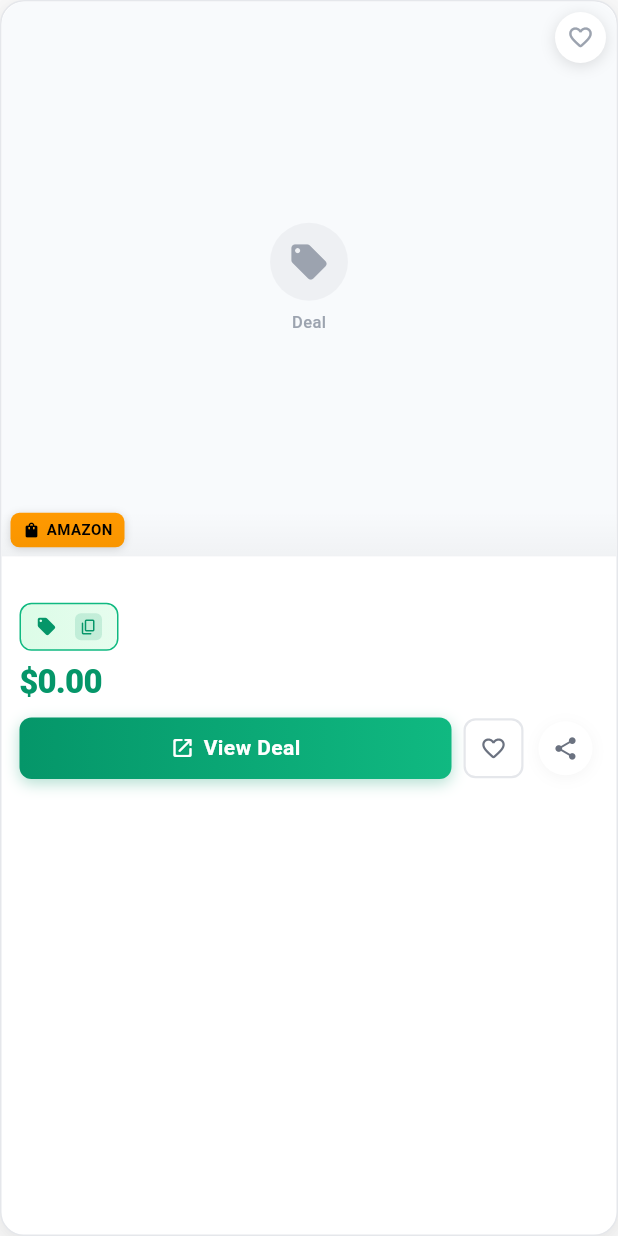
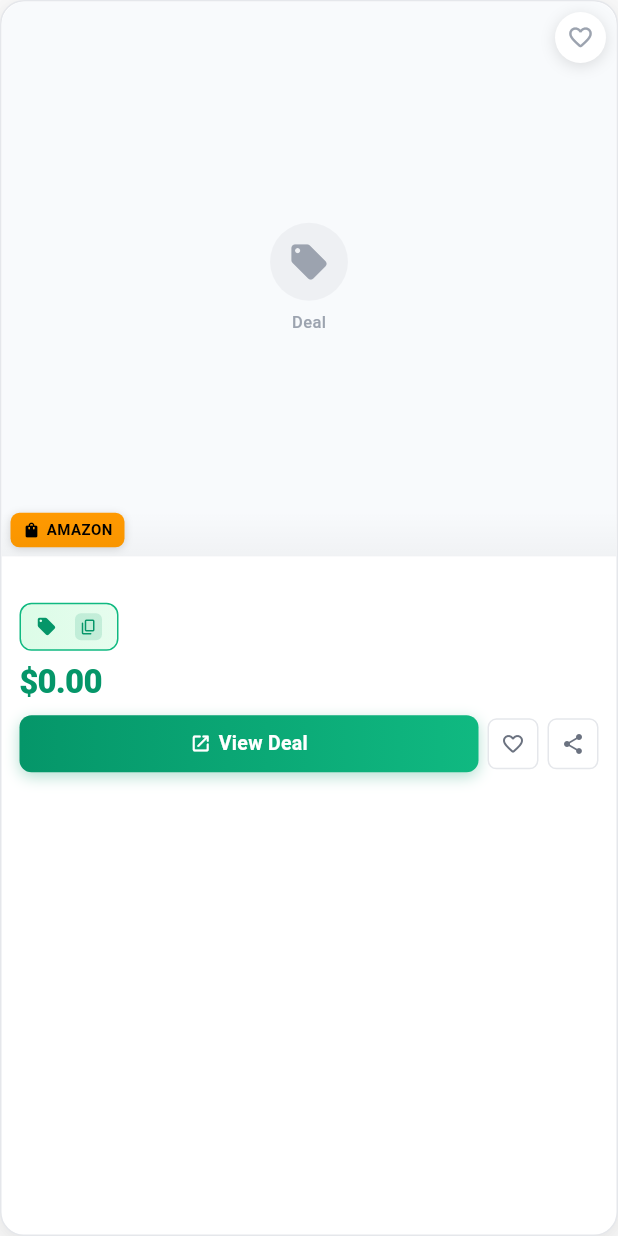
Before and after one commit to baytechie/deal-hunter-repo2, a Flutter app: the DealCard widget shown alone on an empty page, opened directly with empty values, on a phone screen of 412 x 824 dp. Run offline on Flutter 3.47's test engine with Material 3 defaults, Android fonts, the phone set to English and light mode, and no system bars; our stand-ins replace dio, flutter_riverpod, flutter_secure_storage, google_sign_in, share_plus, shared_preferences; accounts and stored records are empty; network calls fail.

Commit message:
Fix View Deal button truncation on iPhone 16 Pro Max
- Wrap button content in FittedBox to auto-scale text
- Reduce action button sizes (heart/share) from 34-40px to 30-34px
- Decrease spacing between action buttons from 6-8px to 4-6px
- Reduce icon and font sizes for better fit in 2-column grid
- Remove unused _buildActionButtonsRow and _buildCompactSaveButton methods

Co-Authored-By: Claude Opus 4.5 <noreply@anthropic.com>

```diff
--- a/flutter_app/lib/features/deals/presentation/widgets/deal_card.dart
+++ b/flutter_app/lib/features/deals/presentation/widgets/deal_card.dart
@@ -3,7 +3,7 @@ import 'package:flutter/services.dart';
 import 'package:flutter_riverpod/flutter_riverpod.dart';
 import 'package:url_launcher/url_launcher.dart';
 import 'package:money_saver_deals/core/theme/app_theme.dart';
-import 'package:money_saver_deals/core/widgets/share_button.dart';
+import 'package:money_saver_deals/core/widgets/share_bottom_sheet.dart';
 import 'package:money_saver_deals/features/deals/domain/entities/deal.dart';
 import 'package:money_saver_deals/features/saved/presentation/providers/saved_deals_provider.dart';
 import 'package:money_saver_deals/app_shell.dart';
@@ -170,65 +170,6 @@ class DealCard extends ConsumerWidget {
                     ),
                   ),
                 ],
-              ),
-            ),
-          ),
-        );
-      },
-    );
-  }
-
-  /// Build action buttons row with Save and Share buttons
-  Widget _buildActionButtonsRow(WidgetRef ref) {
-    return Row(
-      mainAxisAlignment: MainAxisAlignment.start,
-      children: [
-        // Save button (heart)
-        _buildCompactSaveButton(ref),
-        const SizedBox(width: 8),
-        // Share button
-        ShareButton(deal: deal, size: ShareButtonSize.small),
-      ],
-    );
-  }
-
-  /// Build compact save button for action row
-  Widget _buildCompactSaveButton(WidgetRef ref) {
-    return Consumer(
-      builder: (context, ref, _) {
-        final savedDeals = ref.watch(savedDealsProvider);
-        final isSaved = savedDeals.any((d) => d.id == deal.id);
-
-        return Semantics(
-          label: isSaved
-              ? 'Remove ${deal.title} from saved deals'
-              : 'Save ${deal.title} to saved deals',
-          button: true,
-          child: GestureDetector(
-            onTap: () {
-              HapticFeedback.lightImpact();
-              ref.read(savedDealsProvider.notifier).toggleSave(deal);
-            },
-            child: Container(
-              width: 44,
-              height: 44,
-              alignment: Alignment.center,
-              child: Container(
-                width: 36,
-                height: 36,
-                decoration: BoxDecoration(
-                  color: isSaved ? AppColors.errorSurface : AppColors.surface,
-                  shape: BoxShape.circle,
-                  boxShadow: AppShadows.subtleShadow,
-                  border: isSaved
-                      ? Border.all(color: AppColors.error, width: 2)
-                      : null,
-                ),
-                child: Icon(
-                  isSaved ? Icons.favorite_rounded : Icons.favorite_border_rounded,
-                  size: 18,
-                  color: isSaved ? AppColors.error : AppColors.textMuted,
-                ),
               ),
             ),
           ),
@@ -788,7 +729,13 @@ class DealCard extends ConsumerWidget {
   }
 
   /// Build View Deal button with integrated action buttons (compact version)
+  /// Optimized for iPhone 16 Pro Max and similar large phones with 2-column grid
   Widget _buildViewDealButtonWithActions(BuildContext context, WidgetRef ref, [bool isCompact = false]) {
+    // Use smaller action buttons to give more space to View Deal button
+    final actionButtonSize = isCompact ? 30.0 : 34.0;
+    final actionIconSize = isCompact ? 14.0 : 16.0;
+    final buttonSpacing = isCompact ? 4.0 : 6.0;
+
     return Row(
       children: [
         // View Deal Button (takes most space)
@@ -796,7 +743,10 @@ class DealCard extends ConsumerWidget {
           child: GestureDetector(
             onTap: () => _openDealLink(context),
             child: Container(
-              padding: EdgeInsets.symmetric(vertical: isCompact ? 8 : 10),
+              padding: EdgeInsets.symmetric(
+                vertical: isCompact ? 7 : 9,
+                horizontal: isCompact ? 8 : 12,
+              ),
               decoration: BoxDecoration(
                 gradient: const LinearGradient(
                   colors: [AppColors.primary, AppColors.primaryLight],
@@ -810,22 +760,25 @@ class DealCard extends ConsumerWidget {
                   ),
                 ],
               ),
+              child: FittedBox(
+                fit: BoxFit.scaleDown,
                 child: Row(
                   mainAxisAlignment: MainAxisAlignment.center,
+                  mainAxisSize: MainAxisSize.min,
                   children: [
                     Icon(
                       Icons.open_in_new_rounded,
-                    size: isCompact ? 14 : 16,
+                      size: isCompact ? 12 : 14,
                       color: Colors.white,
                     ),
-                  SizedBox(width: isCompact ? 4 : 6),
+                    SizedBox(width: isCompact ? 3 : 5),
                     Text(
                       'View Deal',
                       style: TextStyle(
                         color: Colors.white,
-                      fontSize: isCompact ? 12 : 14,
+                        fontSize: isCompact ? 11 : 13,
                         fontWeight: FontWeight.bold,
-                      letterSpacing: 0.3,
+                        letterSpacing: 0.2,
                       ),
                     ),
                   ],
@@ -833,8 +786,9 @@ class DealCard extends ConsumerWidget {
               ),
             ),
           ),
-        SizedBox(width: isCompact ? 6 : 8),
-        // Save button
+        ),
+        SizedBox(width: buttonSpacing),
+        // Save button - smaller for better fit
         Consumer(
           builder: (context, ref, _) {
             final savedDeals = ref.watch(savedDealsProvider);
@@ -846,33 +800,54 @@ class DealCard extends ConsumerWidget {
                 ref.read(savedDealsProvider.notifier).toggleSave(deal);
               },
               child: Container(
-                width: isCompact ? 34 : 40,
-                height: isCompact ? 34 : 40,
+                width: actionButtonSize,
+                height: actionButtonSize,
                 decoration: BoxDecoration(
                   color: isSaved ? AppColors.errorSurface : AppColors.surface,
-                  borderRadius: BorderRadius.circular(AppRadius.md),
+                  borderRadius: BorderRadius.circular(AppRadius.sm),
                   border: Border.all(
                     color: isSaved ? AppColors.error : AppColors.border,
-                    width: 1.5,
+                    width: 1,
                   ),
                 ),
                 child: Icon(
                   isSaved ? Icons.favorite_rounded : Icons.favorite_border_rounded,
-                  size: isCompact ? 16 : 18,
+                  size: actionIconSize,
                   color: isSaved ? AppColors.error : AppColors.textMuted,
                 ),
               ),
             );
           },
         ),
-        SizedBox(width: isCompact ? 4 : 6),
-        // Share button
+        SizedBox(width: buttonSpacing),
+        // Share button - use custom compact version
         GestureDetector(
           onTap: () {
             HapticFeedback.lightImpact();
-            // Use the ShareButton logic
+            showModalBottomSheet(
+              context: context,
+              isScrollControlled: true,
+              backgroundColor: Colors.transparent,
+              builder: (ctx) => ShareBottomSheet(deal: deal),
+            );
           },
-          child: ShareButton(deal: deal, size: ShareButtonSize.small, isCompact: isCompact),
+          child: Container(
+            width: actionButtonSize,
+            height: actionButtonSize,
+            decoration: BoxDecoration(
+              color: AppColors.surface,
+              borderRadius: BorderRadius.circular(AppRadius.sm),
+              border: Border.all(
+                color: AppColors.border,
+                width: 1,
+              ),
+            ),
+            child: Icon(
+              Icons.share_rounded,
+              size: actionIconSize,
+              color: AppColors.textMuted,
+            ),
+          ),
         ),
       ],
     );
```
Also changed, not shown: 3 other files. Lines whose indentation alone changed are shown as unchanged.
